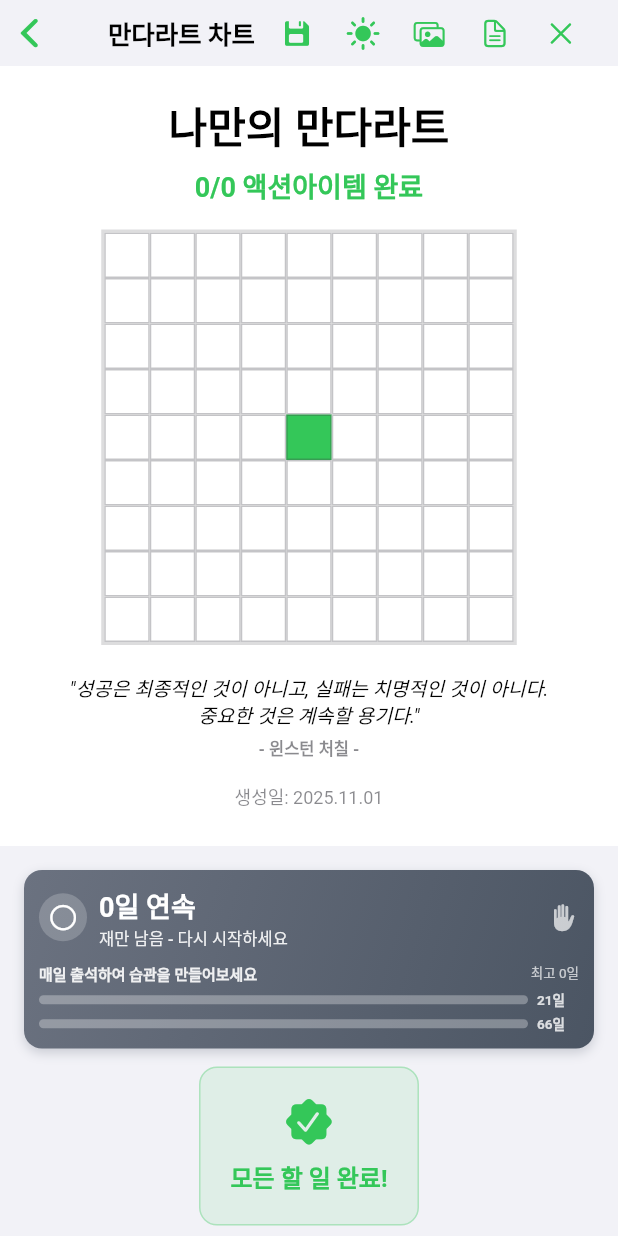
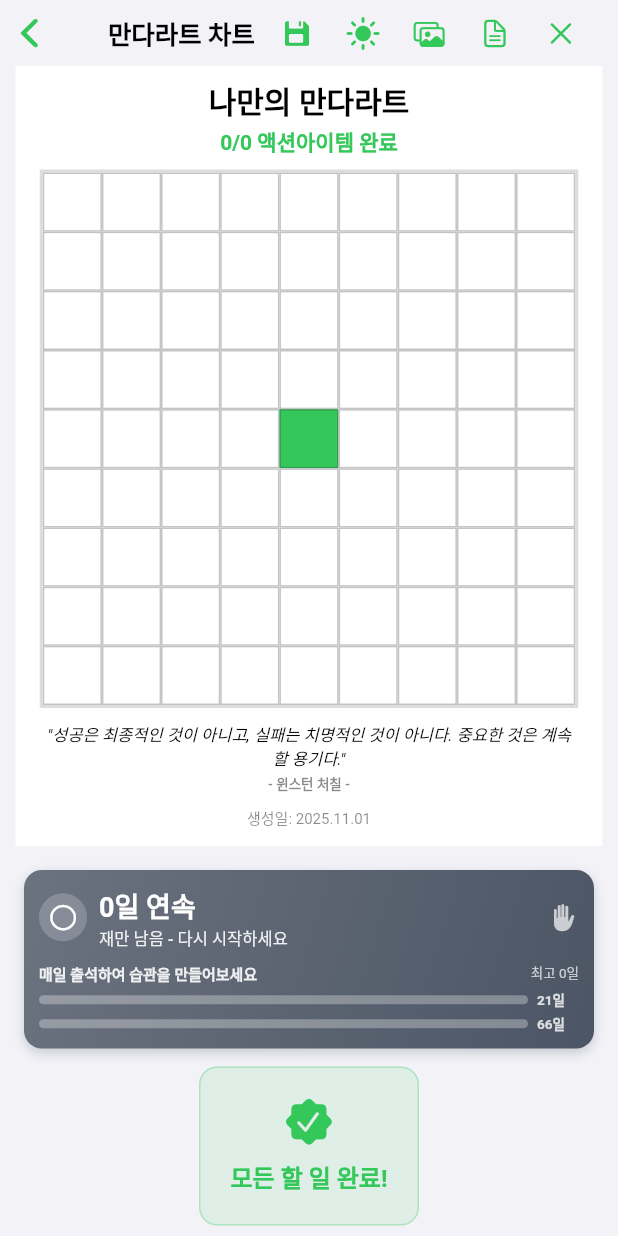
Before and after one commit to MJ-best/mymandart, a Flutter app: the MandalartViewer screen opened directly with empty values, on a phone screen of 412 x 824 dp. Run offline on Flutter 3.47's test engine with Material 3 defaults, Android fonts, the light colour scheme and no system bars; drawn by our look-alikes of screenshot; our stand-ins replace flutter_riverpod, go_router, responsive_builder, shared_preferences; missing offline and left inert: dart:html, flutter_dynamic_icon_plus, gal; accounts and stored records are empty.

Commit message:
작은화면에서 안보이는거 해결

```diff
--- a/flutter_app/lib/widgets/mandalart_viewer.dart
+++ b/flutter_app/lib/widgets/mandalart_viewer.dart
@@ -350,6 +350,9 @@ class _MandalartViewerState extends ConsumerState<MandalartViewer> {
 
   /// A4 크기 레이아웃을 화면에 맞게 축소하여 표시
   Widget _buildA4ViewerWithZoom() {
+    final mediaQuery = MediaQuery.of(context);
+    final isPortrait = mediaQuery.orientation == Orientation.portrait;
+
     return Container(
       color: CupertinoColors.systemGrey6.resolveFrom(context),
       child: Center(
@@ -358,7 +361,8 @@ class _MandalartViewerState extends ConsumerState<MandalartViewer> {
           maxScale: 5.0,
           panEnabled: true,
           scaleEnabled: true,
-          boundaryMargin: const EdgeInsets.all(40),
+          // 세로 모드에서는 작은 여백만, 가로 모드에서는 큰 여백
+          boundaryMargin: EdgeInsets.all(isPortrait ? 10 : 40),
           child: A4MandalartLayout(
             state: widget.state,
             currentView: currentView,
--- a/flutter_app/lib/widgets/viewer/a4_mandalart_layout.dart
+++ b/flutter_app/lib/widgets/viewer/a4_mandalart_layout.dart
@@ -42,6 +42,26 @@ class A4MandalartLayout extends StatelessWidget {
     final total =
         state.actionItems.where((a) => a.actionText.trim().isNotEmpty).length;
 
+    // 화면 크기를 고려한 동적 크기 계산
+    final mediaQuery = MediaQuery.of(context);
+    final screenWidth = mediaQuery.size.width;
+    final screenHeight = mediaQuery.size.height;
+    final isPortrait = mediaQuery.orientation == Orientation.portrait;
+
+    // 세로 모드에서는 화면 너비에 맞춰서, 가로 모드에서는 고정 크기 사용
+    double effectiveWidth;
+    double effectiveHeight;
+
+    if (isPortrait && !forScreenshot) {
+      // 세로 모드: 화면 너비의 95%를 사용 (여백 고려)
+      effectiveWidth = screenWidth * 0.95;
+      effectiveHeight = effectiveWidth / a4Ratio;
+    } else {
+      // 가로 모드 또는 스크린샷용: 고정 A4 크기 사용
+      effectiveWidth = a4Width;
+      effectiveHeight = a4Height;
+    }
+
     // 스크린샷/인쇄용일 때만 밝은 테마 강제 적용
     final shouldForceLightTheme = forScreenshot;
     final effectiveContext = shouldForceLightTheme
@@ -50,10 +70,26 @@ class A4MandalartLayout extends StatelessWidget {
               platformBrightness: Brightness.light,
             ),
             child: Builder(
-              builder: (context) => _buildContent(context, isFull, grid, completed, total),
+              builder: (context) => _buildContent(
+                context,
+                isFull,
+                grid,
+                completed,
+                total,
+                effectiveWidth,
+                effectiveHeight,
+              ),
             ),
           )
-        : _buildContent(context, isFull, grid, completed, total);
+        : _buildContent(
+            context,
+            isFull,
+            grid,
+            completed,
+            total,
+            effectiveWidth,
+            effectiveHeight,
+          );
 
     return effectiveContext;
   }
@@ -64,18 +100,31 @@ class A4MandalartLayout extends StatelessWidget {
     List<List<dynamic>> grid,
     int completed,
     int total,
+    double width,
+    double height,
   ) {
     // 현재 테마에 따른 동적 색상
     final backgroundColor = CupertinoColors.systemBackground.resolveFrom(context);
     final textColor = CupertinoColors.label.resolveFrom(context);
     final secondaryTextColor = CupertinoColors.secondaryLabel.resolveFrom(context);
 
+    // 화면 크기에 따라 폰트 크기와 패딩을 조정
+    final scaleFactor = width / a4Width;
+    final titleFontSize = (28 * scaleFactor).clamp(20.0, 28.0);
+    final goalFontSize = (22 * scaleFactor).clamp(16.0, 22.0);
+    final statusFontSize = (18 * scaleFactor).clamp(14.0, 18.0);
+    final quoteFontSize = (13 * scaleFactor).clamp(11.0, 13.0);
+    final authorFontSize = (11 * scaleFactor).clamp(9.0, 11.0);
+    final footerFontSize = (12 * scaleFactor).clamp(10.0, 12.0);
+    final padding = (24.0 * scaleFactor).clamp(12.0, 24.0);
+    final spacing = (8.0 * scaleFactor).clamp(4.0, 8.0);
+
     return Container(
-      width: a4Width,
-      height: a4Height,
+      width: width,
+      height: height,
       color: backgroundColor,
       child: Padding(
-        padding: const EdgeInsets.all(24.0),
+        padding: EdgeInsets.all(padding),
         child: Column(
           crossAxisAlignment: CrossAxisAlignment.center,
           children: [
@@ -86,36 +135,36 @@ class A4MandalartLayout extends StatelessWidget {
                   : '나만의 만다라트',
               textAlign: TextAlign.center,
               style: TextStyle(
-                fontSize: 28,
+                fontSize: titleFontSize,
                 fontWeight: FontWeight.w700,
                 color: textColor,
                 height: 1.2,
               ),
             ),
-            const SizedBox(height: 8),
+            SizedBox(height: spacing),
             if (state.goalText.trim().isNotEmpty) ...[
               Text(
                 state.goalText.trim(),
                 textAlign: TextAlign.center,
                 style: TextStyle(
-                  fontSize: 22,
+                  fontSize: goalFontSize,
                   fontWeight: FontWeight.w600,
                   color: textColor,
                   height: 1.3,
                 ),
               ),
-              const SizedBox(height: 8),
+              SizedBox(height: spacing),
             ],
             Text(
               '$completed/$total 액션아이템 완료',
               textAlign: TextAlign.center,
               style: TextStyle(
-                fontSize: 18,
+                fontSize: statusFontSize,
                 fontWeight: FontWeight.w600,
                 color: CupertinoTheme.of(context).primaryColor,
               ),
             ),
-            const SizedBox(height: 16),
+            SizedBox(height: spacing * 2),
 
             // 만다라트 그리드 (메인 컨텐츠)
             Expanded(
@@ -174,29 +223,29 @@ class A4MandalartLayout extends StatelessWidget {
               ),
             ),
 
-            const SizedBox(height: 12),
+            SizedBox(height: spacing * 1.5),
 
             // 명언 (날짜 위에 표시)
             if (randomQuote != null) ...[
               Padding(
-                padding: const EdgeInsets.symmetric(horizontal: 16, vertical: 8),
+                padding: EdgeInsets.symmetric(horizontal: padding * 0.67, vertical: spacing),
                 child: Column(
                   children: [
                     Text(
                       '"${randomQuote!['quote']!}"',
                       textAlign: TextAlign.center,
                       style: TextStyle(
-                        fontSize: 13,
+                        fontSize: quoteFontSize,
                         fontStyle: FontStyle.italic,
                         color: textColor,
                         height: 1.4,
                       ),
                     ),
-                    const SizedBox(height: 4),
+                    SizedBox(height: spacing * 0.5),
                     Text(
                       '- ${randomQuote!['author']} -',
                       style: TextStyle(
-                        fontSize: 11,
+                        fontSize: authorFontSize,
                         fontWeight: FontWeight.w600,
                         color: secondaryTextColor,
                       ),
@@ -204,7 +253,7 @@ class A4MandalartLayout extends StatelessWidget {
                   ],
                 ),
               ),
-              const SizedBox(height: 8),
+              SizedBox(height: spacing),
             ],
 
             // 푸터 - 현재 날짜
@@ -212,7 +261,7 @@ class A4MandalartLayout extends StatelessWidget {
               '생성일: ${DateTime.now().year}.${DateTime.now().month.toString().padLeft(2, '0')}.${DateTime.now().day.toString().padLeft(2, '0')}',
               textAlign: TextAlign.center,
               style: TextStyle(
-                fontSize: 12,
+                fontSize: footerFontSize,
                 color: secondaryTextColor,
               ),
             ),
```
Also changed, not shown: 1 other file.
